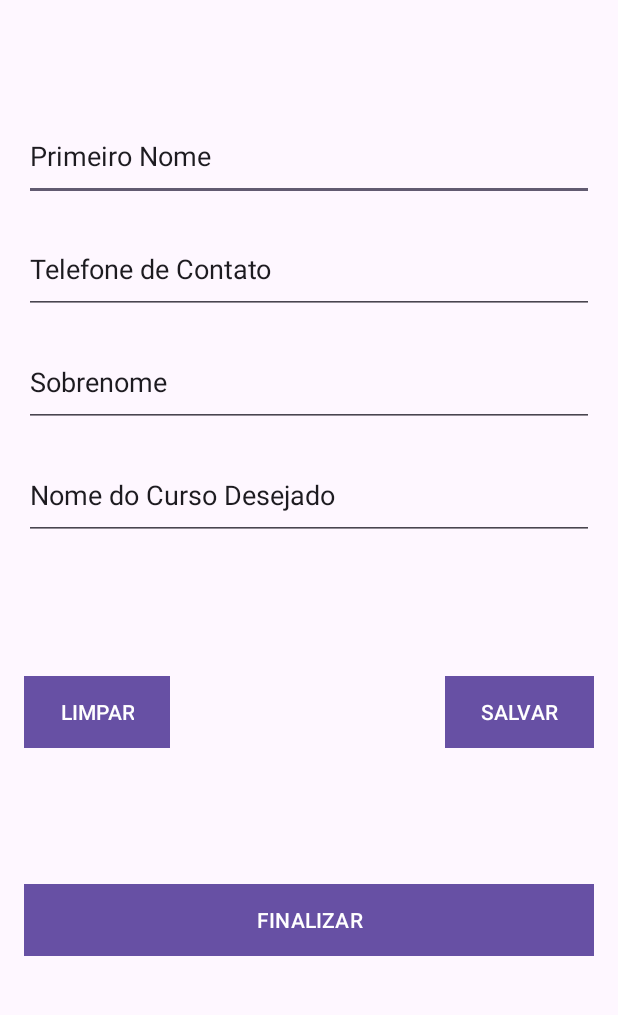
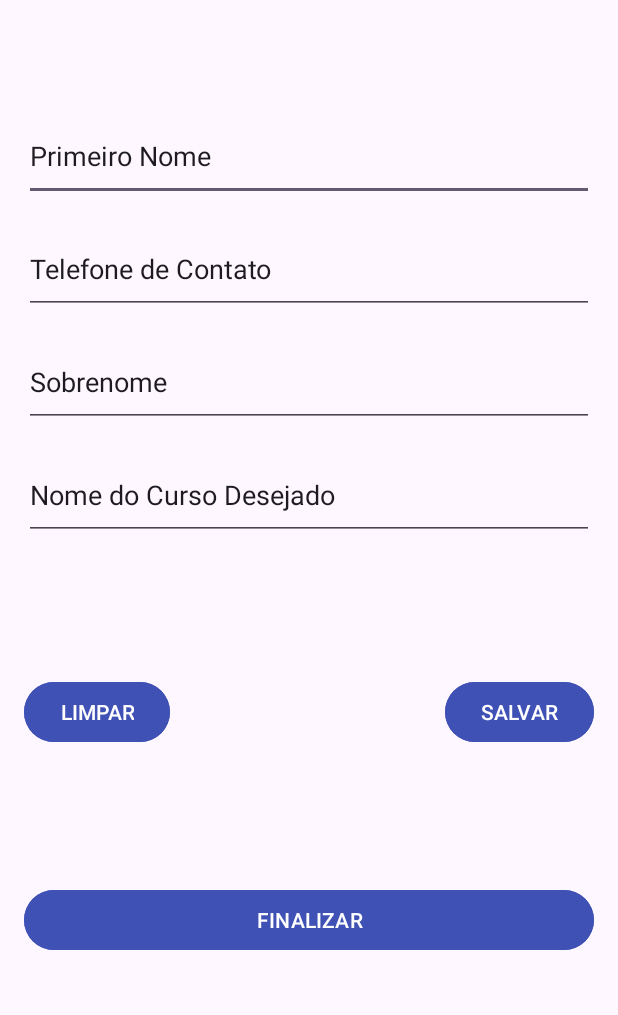
Before and after one commit to paulosvdd05/listaAndroid, an Android app: the screen it shows after launch (MainActivity), on a phone screen of 412 x 824 dp, the part 105-1120 px from its top. Run offline under Robolectric (Android 15) with nearby library versions, the phone set to English and light mode, and no system bars.

Commit message:
Background color para botoes material(backgroundTint)

```diff
--- a/app/src/main/res/layout/activity_main.xml
+++ b/app/src/main/res/layout/activity_main.xml
@@ -82,7 +82,7 @@
         android:id="@+id/btnLimpar"
         android:layout_width="wrap_content"
         android:layout_height="wrap_content"
-        android:background="@color/corBotoes"
+        android:backgroundTint="@color/corBotoes"
         android:text="@string/limpar"
         app:layout_constraintBottom_toTopOf="@+id/btnLimpar3"
         app:layout_constraintEnd_toEndOf="parent"
@@ -94,7 +94,7 @@
         android:id="@+id/btnLimpar2"
         android:layout_width="wrap_content"
         android:layout_height="wrap_content"
-        android:background="@color/corBotoes"
+        android:backgroundTint="@color/corBotoes"
         android:text="@string/salvar"
         app:layout_constraintBottom_toTopOf="@+id/btnLimpar3"
         app:layout_constraintEnd_toEndOf="parent"
@@ -107,7 +107,7 @@
         android:layout_width="match_parent"
         android:layout_height="wrap_content"
         android:layout_margin="16dp"
-        android:background="@color/corBotoes"
+        android:backgroundTint="@color/corBotoes"
         android:text="@string/finalizar"
         app:layout_constraintBottom_toBottomOf="parent"
         app:layout_constraintEnd_toEndOf="parent"
```
